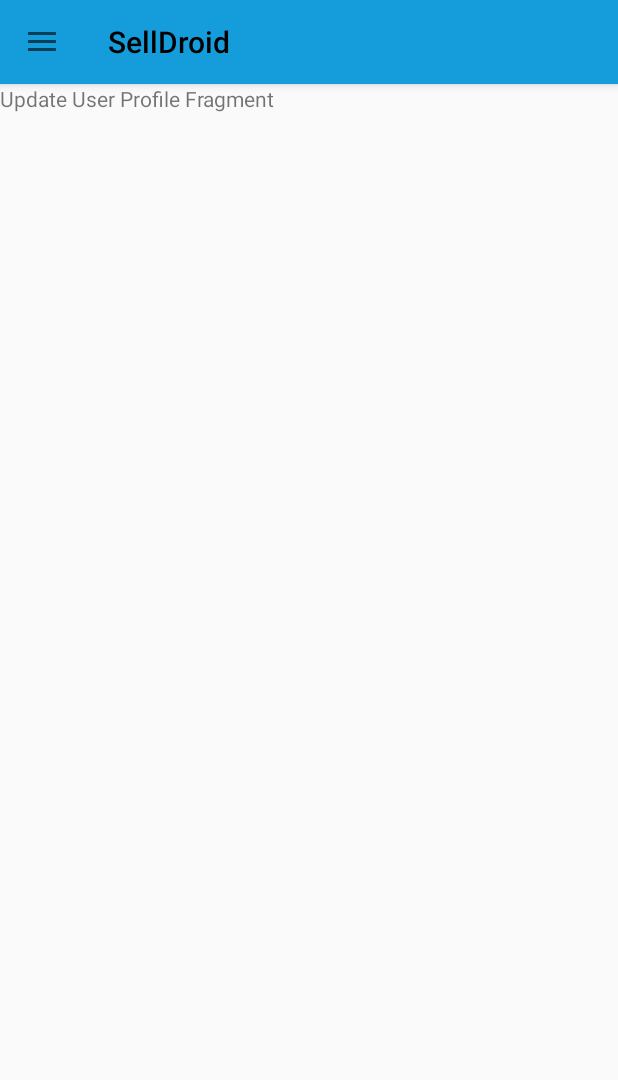
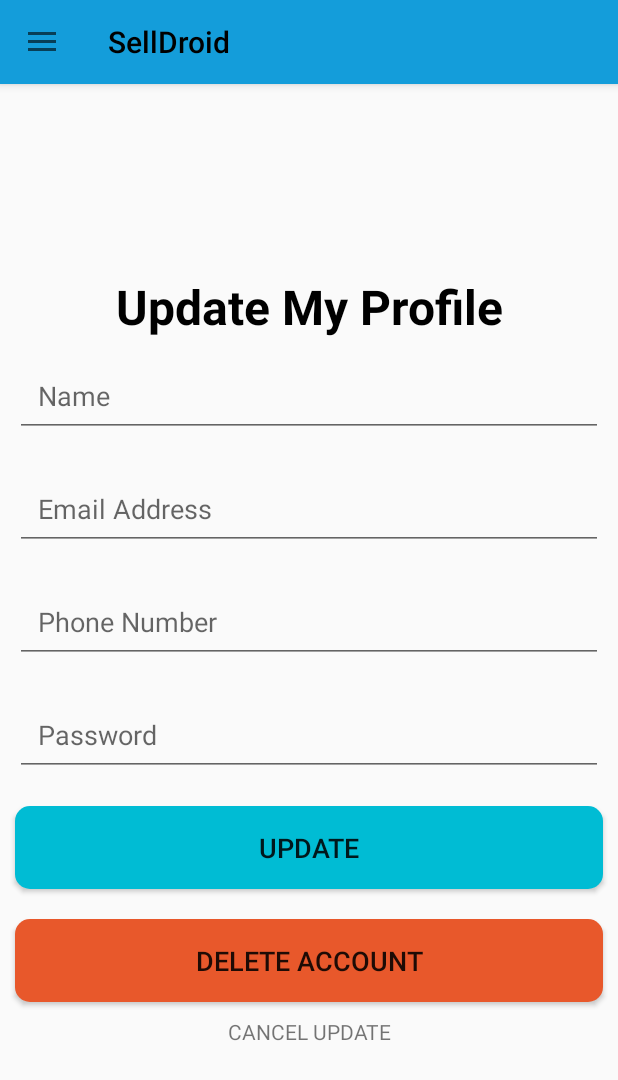
Before and after one commit to rusiruavb/SellDroid, an Android app: the fragment UserProfileUpdate placed in its activity, on a phone screen of 412 x 824 dp. Shown: the top 1080 px of the screen. Run offline under Robolectric (Android 15) with nearby library versions, the light colour scheme and no system bars.

Commit message:
commit from jaye/user profile update

```diff
--- a/app/src/main/java/com/example/selldroid_final/MainActivity.java
+++ b/app/src/main/java/com/example/selldroid_final/MainActivity.java
@@ -39,7 +39,7 @@ public class MainActivity extends AppCompatActivity {
     @Override
     protected void onCreate(Bundle savedInstanceState) {
         super.onCreate(savedInstanceState);
-        setContentView(R.layout.activity_seller_register);
+        setContentView(R.layout.activity_set_new_user_password);
         progress = new ProgressDialog(this);
         mAuth = FirebaseAuth.getInstance();
         // check user already logged in
--- /dev/null
+++ b/app/src/main/res/drawable/button_delete_background.xml
@@ -0,0 +1,9 @@
+<?xml version="1.0" encoding="utf-8"?>
+<shape xmlns:android="http://schemas.android.com/apk/res/android">
+    <solid android:color="@color/buttonDeleteBgColor"/>
+    <corners
+        android:topRightRadius="10dp"
+        android:topLeftRadius="10dp"
+        android:bottomRightRadius="10dp"
+        android:bottomLeftRadius="10dp"/>
+</shape>
--- a/app/src/main/res/layout/activity_set_new_user_password.xml
+++ b/app/src/main/res/layout/activity_set_new_user_password.xml
@@ -15,15 +15,16 @@
             android:layout_height="wrap_content"
             android:orientation="vertical"
             android:gravity="center">
+
             <TextView
                 android:layout_width="match_parent"
                 android:layout_height="wrap_content"
                 android:gravity="center"
+                android:text="@string/SetNewPass"
                 android:textAppearance="?android:textAppearanceMedium"
-                android:text="Set New Password"
-                android:textStyle="bold"
+                android:textColor="@color/textColor"
                 android:textSize="36dp"
-                android:textColor="@color/textColor"/>
+                android:textStyle="bold" />
 
             <com.google.android.material.textfield.TextInputEditText
                 android:layout_width="match_parent"
--- a/app/src/main/res/layout/fragment_user_profile_update.xml
+++ b/app/src/main/res/layout/fragment_user_profile_update.xml
@@ -1,14 +1,93 @@
 <?xml version="1.0" encoding="utf-8"?>
-<FrameLayout xmlns:android="http://schemas.android.com/apk/res/android"
+<LinearLayout
+    xmlns:android="http://schemas.android.com/apk/res/android"
+    xmlns:app="http://schemas.android.com/apk/res-auto"
     xmlns:tools="http://schemas.android.com/tools"
     android:layout_width="match_parent"
     android:layout_height="match_parent"
+    android:gravity="center"
     tools:context=".UserProfileUpdate">
 
-    <!-- TODO: Update blank fragment layout -->
-    <TextView
+    <ScrollView
         android:layout_width="match_parent"
-        android:layout_height="match_parent"
-        android:text="Update User Profile Fragment" />
+        android:layout_height="wrap_content">
+        <LinearLayout
+            android:layout_width="match_parent"
+            android:layout_height="wrap_content"
+            android:orientation="vertical"
+            android:gravity="center">
+            <TextView
+                android:layout_width="match_parent"
+                android:layout_height="wrap_content"
+                android:text="Update My Profile"
+                android:textColor="@color/textColor"
+                android:textSize="32dp"
+                android:gravity="center"
+                android:textStyle="bold"/>
+            <com.google.android.material.textfield.TextInputEditText
+                android:layout_width="match_parent"
+                android:layout_height="wrap_content"
+                android:padding="15dp"
+                android:layout_margin="10dp"
+                android:hint="Name"
+                android:maxLines="1"
+                android:inputType="text"
+                android:id="@+id/update_user_name"/>
+            <com.google.android.material.textfield.TextInputEditText
+                android:layout_width="match_parent"
+                android:layout_height="wrap_content"
+                android:padding="15dp"
+                android:layout_margin="10dp"
+                android:hint="Email Address"
+                android:maxLines="1"
+                android:inputType="textEmailAddress"
+                android:id="@+id/update_user_email"/>
+            <com.google.android.material.textfield.TextInputEditText
+                android:id="@+id/update_user_phoneNum"
+                android:layout_width="match_parent"
+                android:layout_height="wrap_content"
+                android:layout_margin="10dp"
+                android:hint="Phone Number"
+                android:maxLines="1"
+                android:inputType="text"
+                android:padding="15dp" />
+            <com.google.android.material.textfield.TextInputEditText
+                android:layout_width="match_parent"
+                android:layout_height="wrap_content"
+                android:padding="15dp"
+                android:layout_margin="10dp"
+                android:hint="Password"
+                android:maxLines="1"
+                android:inputType="text"
+                android:id="@+id/update_user_password"/>
 
-</FrameLayout>
+            <Button
+                android:layout_width="match_parent"
+                android:layout_height="wrap_content"
+                android:text="Update"
+                android:textSize="18dp"
+                android:background="@drawable/button_background"
+                android:layout_margin="10dp"
+                android:width="45dp"
+                android:padding="15dp"
+                android:id="@+id/update_user_button"/>
+            <Button
+                android:layout_width="match_parent"
+                android:layout_height="wrap_content"
+                android:text="DELETE ACCOUNT"
+                android:textSize="18dp"
+                android:background="@drawable/button_delete_background"
+                android:layout_margin="10dp"
+                android:width="45dp"
+                android:padding="15dp"
+                android:id="@+id/delete_user_account"/>
+            <TextView
+                android:layout_width="match_parent"
+                android:layout_height="wrap_content"
+                android:text="CANCEL UPDATE"
+                android:gravity="center"
+                android:id="@+id/cancel_user_update"/>
+
+        </LinearLayout>
+    </ScrollView>
+</LinearLayout>
--- a/app/src/main/res/values/colors.xml
+++ b/app/src/main/res/values/colors.xml
@@ -6,4 +6,5 @@
 
     <color name="textColor">#000000</color>
     <color name="buttonBgColor">#00BCD4</color>
+    <color name="buttonDeleteBgColor">#E8582B</color>
 </resources>
--- a/app/src/main/res/values/strings.xml
+++ b/app/src/main/res/values/strings.xml
@@ -5,4 +5,8 @@
 
     <string name="hello_blank_fragment">Hello blank fragment</string>
     <string name="cart_header">My Cart</string>
+
+    <string name="SetNewPass">Set New Password</string>
+
+
 </resources>
```
